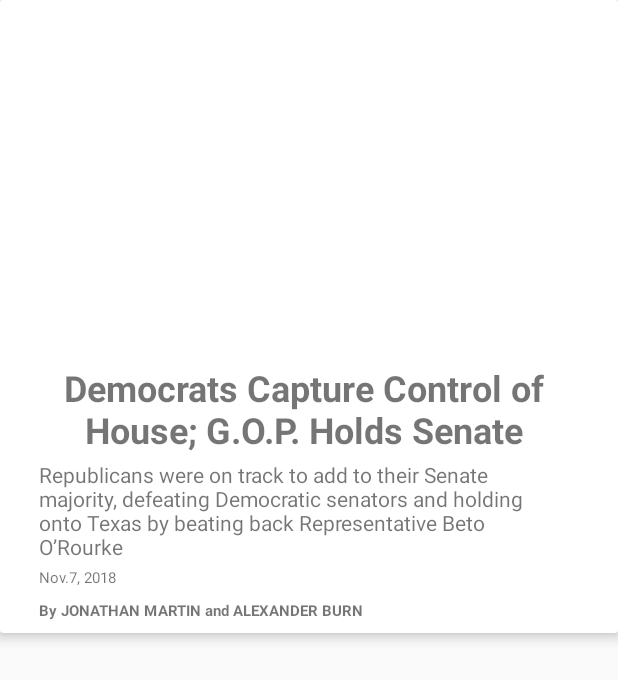
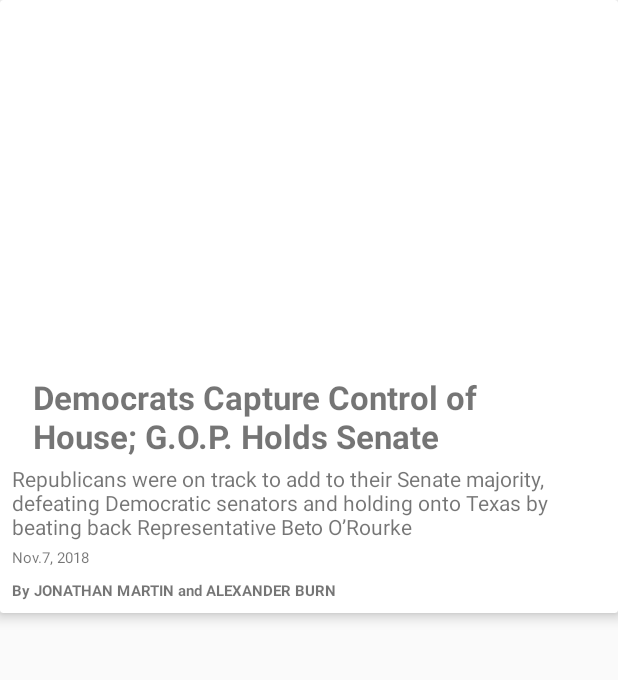
Before and after one commit to FredDominant/LMS-News-Application, an Android app: the layout news_row_item.xml on its own in the app's theme, with its tools: preview values and no code run, on a phone screen of 412 x 824 dp. Shown: the top 680 px of the screen. Run offline under Robolectric (Android 15) with nearby library versions, the phone set to English and light mode, and no system bars.

```diff
--- a/app/src/main/res/layout/fragment_news.xml
+++ b/app/src/main/res/layout/fragment_news.xml
@@ -47,7 +47,6 @@
         android:layout_height="wrap_content"
         android:layout_marginTop="8dp"
         android:layout_marginBottom="8dp"
-        android:layout_marginStart="8dp"
         android:layout_marginEnd="8dp"
         app:layout_constraintBottom_toBottomOf="parent"
         app:layout_constraintEnd_toEndOf="parent"
--- a/app/src/main/res/layout/news_row_item.xml
+++ b/app/src/main/res/layout/news_row_item.xml
@@ -12,7 +12,7 @@
     <android.support.v7.widget.CardView
       android:layout_width="match_parent"
       android:layout_height="wrap_content"
-      android:layout_marginBottom="10dp"
+      android:layout_marginBottom="20dp"
       app:cardElevation="5dp"
       app:layout_constraintEnd_toEndOf="parent"
       app:layout_constraintStart_toStartOf="parent"
@@ -33,13 +33,13 @@
           android:textStyle="bold"
           android:layout_width="368dp"
           android:layout_height="wrap_content"
-        android:layout_marginStart="8dp"
-        android:layout_marginEnd="16dp"
-        android:textAlignment="center"
-        android:textSize="24sp"
+          android:layout_marginTop="8dp"
+          android:layout_marginEnd="8dp"
           android:text="@{data.title}"
+          android:textAlignment="textStart"
+          android:textSize="22sp"
           app:layout_constraintEnd_toEndOf="parent"
-        app:layout_constraintStart_toStartOf="parent"
+          app:layout_constraintStart_toStartOf="@+id/newsAbstract"
           app:layout_constraintTop_toBottomOf="@+id/newsImage"
           tools:text="Democrats Capture Control of House; G.O.P. Holds Senate"/>
 
@@ -50,11 +50,11 @@
           android:layout_marginTop="4dp"
           android:layout_marginStart="8dp"
           android:layout_marginEnd="8dp"
+          android:text="@{data.abstract}"
           android:textAlignment="textStart"
           android:textSize="14sp"
-          android:text="@{data.abstract}"
           app:layout_constraintEnd_toEndOf="@+id/newsTitle"
-          app:layout_constraintStart_toStartOf="@+id/newsTitle"
+          app:layout_constraintStart_toStartOf="parent"
           app:layout_constraintTop_toBottomOf="@+id/newsTitle"
           tools:text="Republicans were on track to add to their Senate majority, defeating Democratic senators and holding onto Texas by beating back Representative Beto O’Rourke"/>
 
```
Also changed, not shown: app/src/main/java/com/noblemajesty/newsapplication/views/SportsFragment.kt (+64 -3 lines), app/src/main/res/layout/fragment_sports.xml (+41 -2 lines). Lines whose indentation alone changed are shown as unchanged.
